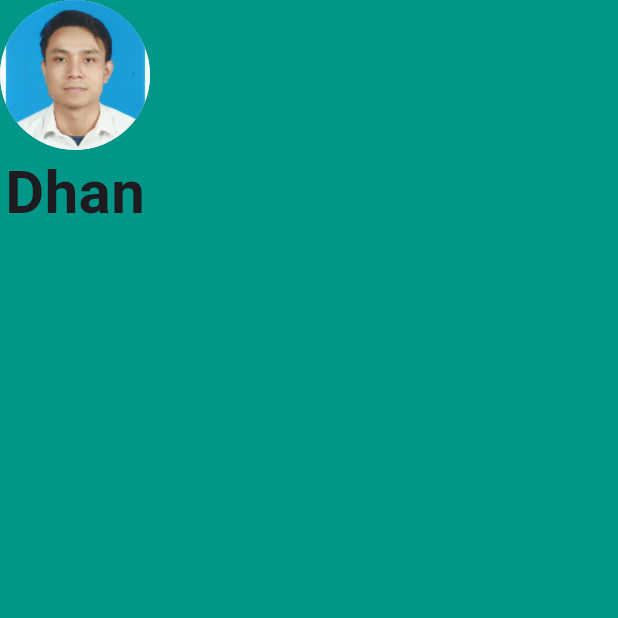
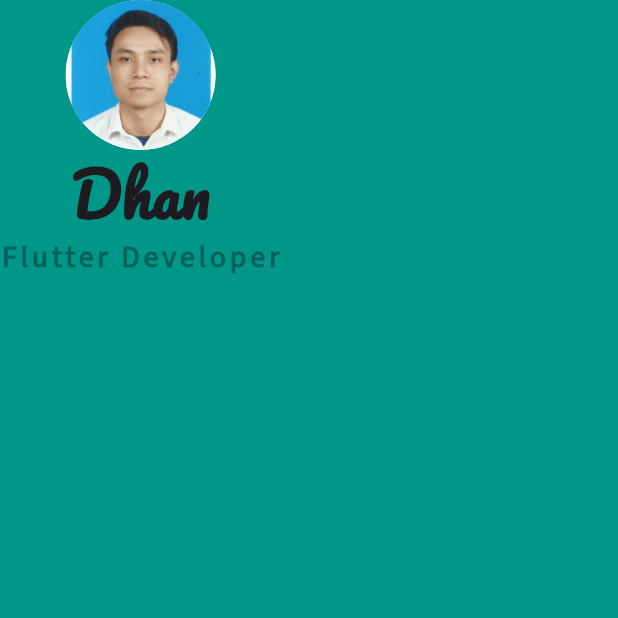
Before and after one commit to dhanazam/micard, a Flutter app: the screen it shows after launch, on a phone screen of 412 x 824 dp, the top half of it. Run offline on Flutter 3.47's test engine with Material 3 defaults, Android fonts, the phone set to English and light mode, and no system bars.

Commit message:
add custom fonts

```diff
--- a/lib/main.dart
+++ b/lib/main.dart
@@ -22,7 +22,18 @@ class MainApp extends StatelessWidget {
             Text(
               'Dhan',
               style: TextStyle(
+                fontFamily: 'Pacifico',
                 fontSize: 40.0,
+                fontWeight: FontWeight.bold
+              )
+            ),
+            Text(
+              'Flutter Developer',
+              style: TextStyle(
+                fontFamily: 'Source Sans Pro',
+                color: Color.fromARGB(255, 4, 97, 89),
+                fontSize: 20.0,
+                letterSpacing: 2.5,
                 fontWeight: FontWeight.bold
               )
             )
```
Also changed, not shown: pubspec.yaml (+7 -0 lines), fonts/Pacifico-Regular.ttf (added), fonts/SourceSans3-Regular.ttf (added).
